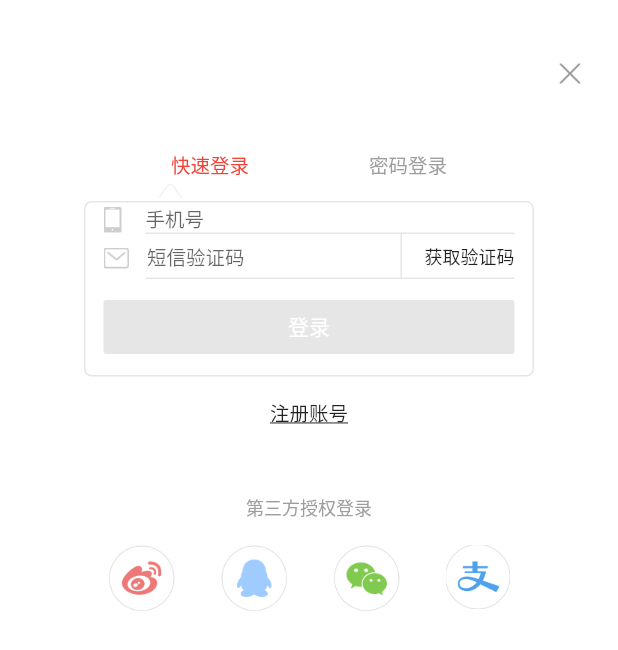
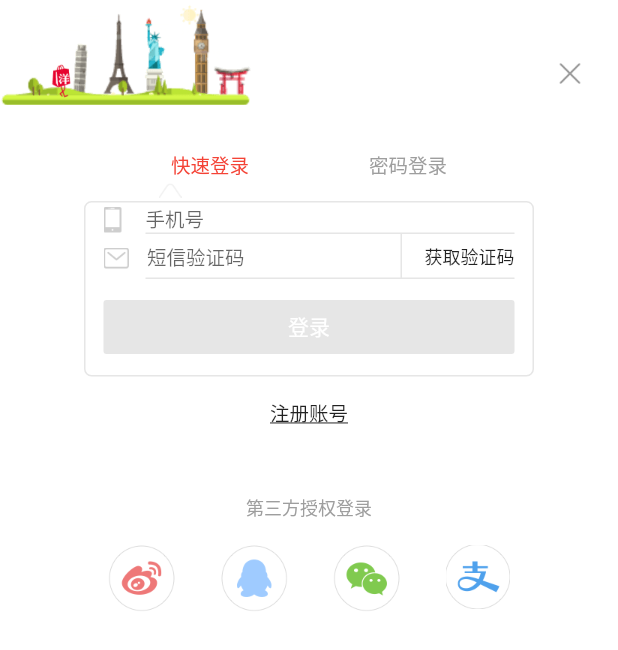
Before and after one commit to yyydddzzz/ymatou_demo, a Flutter app: the YMTLoginPage screen opened by its route, on a phone screen of 412 x 824 dp. Shown: the top 650 px of the screen. Run offline on Flutter 3.47's test engine with Material 2 defaults, Android fonts, the light colour scheme and no system bars; our stand-ins replace bloc, device_info, dio, flutter_bloc, flutter_swiper, sprintf; network calls fail.

Commit message:
添加刷新图片

```diff
--- a/lib/common/ymt_asset_path.dart
+++ b/lib/common/ymt_asset_path.dart
@@ -27,6 +27,9 @@ const String ic_living = 'assets/home_video_live/ic_living.gif';
 const String arrow_right = 'assets/home_body/arrow_right_20x20.png';
 
 //
+const String normal_refresh = 'assets/refresh/normal_refresh_0%s.png';
+
+//
 const String ic_mobile = 'assets/user_login/ic_mobile.png';
 const String ic_message = 'assets/user_login/ic_message.png';
 const String login_user = 'assets/user_login/login_user.png';
--- /dev/null
+++ b/lib/common/ymt_images_animation.dart
@@ -0,0 +1,57 @@
+import 'package:flutter/material.dart';
+import 'package:sprintf/sprintf.dart';
+
+class ImagesAnimation extends StatefulWidget {
+
+  final double w;
+  final double h;
+  final ImagesAnimationEntry entry;
+  final int durationSeconds;
+
+  ImagesAnimation({Key key, this.w : 80, this.h : 80, this.entry, this.durationSeconds : 2}):super(key:key);
+
+
+  @override
+  _InState createState() {
+    return _InState();
+  }
+}
+
+class _InState extends State<ImagesAnimation> with TickerProviderStateMixin{
+
+  AnimationController _controller;
+  Animation<int> _animation;
+
+  @override
+  void initState() {
+    super.initState();
+    _controller = new AnimationController(vsync: this, duration: Duration(seconds: widget.durationSeconds))
+      ..repeat();
+    _animation = new IntTween(begin: widget.entry.lowIndex, end: widget.entry.highIndex).animate(_controller);
+  }
+
+  @override
+  Widget build(BuildContext context) {
+    return new AnimatedBuilder(
+      animation: _animation,
+      builder: (BuildContext context, Widget child) {
+        String frame = _animation.value.toString();
+        return new Image.asset(
+          sprintf(widget.entry.basePath, [frame]),
+          gaplessPlayback: true,
+          width: widget.w,
+          height: widget.h,
+        );
+      },
+    );
+  }
+
+}
+
+class ImagesAnimationEntry {
+  int lowIndex = 0;
+  int highIndex = 0;
+  String basePath;
+
+  ImagesAnimationEntry(this.lowIndex, this.highIndex, this.basePath);
+}
--- a/lib/home/widgets/ymt_home_banner.dart
+++ b/lib/home/widgets/ymt_home_banner.dart
@@ -1,5 +1,4 @@
 import 'package:flutter/material.dart';
-import 'package:cache_image/cache_image.dart';
 import 'package:flutter_swiper/flutter_swiper.dart';
 import 'package:ymatou/home/models/ymt_home_data_model.dart';
 import 'package:ymatou/home/widgets/ymt_home_hot_search_widget.dart';
--- a/lib/home/widgets/ymt_home_category_widget.dart
+++ b/lib/home/widgets/ymt_home_category_widget.dart
@@ -1,5 +1,4 @@
 import 'package:flutter/material.dart';
-import 'package:cache_image/cache_image.dart';
 import 'package:ymatou/common/ymt_text_style.dart';
 import 'package:ymatou/home/models/ymt_home_data_model.dart';
 
--- a/lib/my/pages/ymt_login_page.dart
+++ b/lib/my/pages/ymt_login_page.dart
@@ -2,6 +2,7 @@ import 'dart:async';
 import 'package:flutter/material.dart';
 import '../../common/ymt_asset_path.dart';
 import '../../common/ymt_text_style.dart';
+import 'package:ymatou/common/ymt_images_animation.dart';
 
 enum YMTLoginFieldType {
   Message,
@@ -241,6 +242,7 @@ class _YMTLoginPageState extends State<YMTLoginPage> {
               child: Image.asset(ic_prod_auth_dialog_delete, width: 15, height: 15,),
             ),
           ),
+          ImagesAnimation(w: 167, h: 70, entry: ImagesAnimationEntry(0, 7, normal_refresh)),
         ],
       ),
     );
```
Also changed, not shown: pubspec.yaml (+12 -2 lines), assets/refresh/2.0x/normal_refresh_00.png (added), assets/refresh/2.0x/normal_refresh_01.png (added), assets/refresh/2.0x/normal_refresh_02.png (added), assets/refresh/2.0x/normal_refresh_03.png (added), assets/refresh/2.0x/normal_refresh_04.png (added), assets/refresh/2.0x/normal_refresh_05.png (added), assets/refresh/2.0x/normal_refresh_06.png (added), assets/refresh/2.0x/normal_refresh_07.png (added), pubspec.lock.
